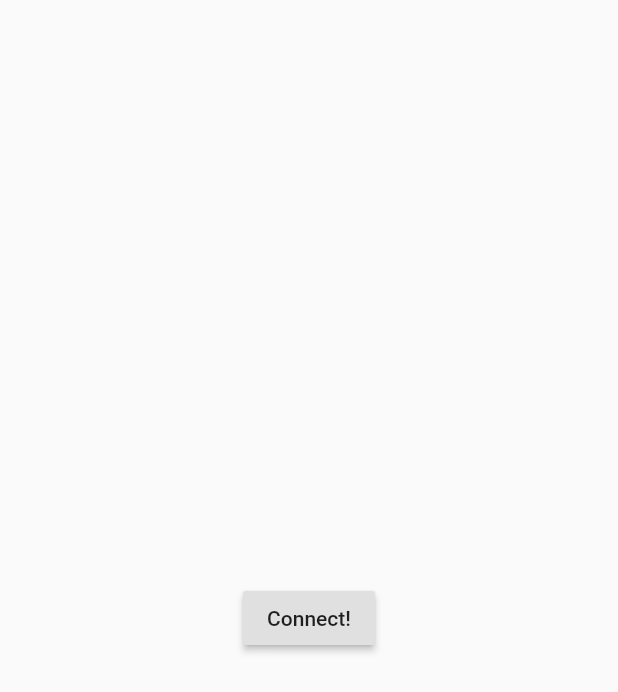
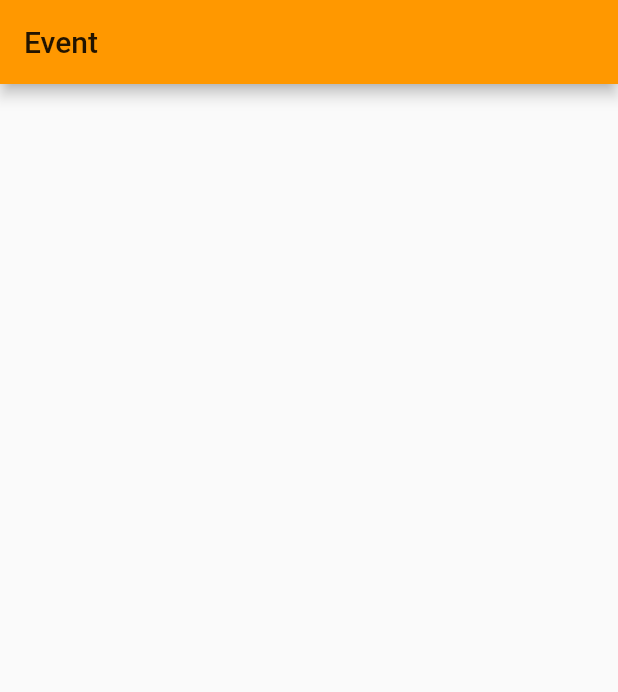
Before and after one commit to TheKetan2/events_app_flutter, a Flutter app: the screen it shows after launch, on a phone screen of 412 x 824 dp. Shown: the top 692 px of the screen. Run offline on Flutter 3.47's test engine with Material 2 defaults, Android fonts, the phone set to English and light mode, and no system bars; our stand-ins replace cloud_firestore; accounts and stored records are empty.

```diff
--- a/lib/main.dart
+++ b/lib/main.dart
@@ -1,3 +1,4 @@
+import 'package:events_app_flutter/screens/event_screen.dart';
 import 'package:flutter/material.dart';
 import 'package:cloud_firestore/cloud_firestore.dart';
 
@@ -25,14 +26,7 @@ class MyApp extends StatelessWidget {
         primarySwatch: Colors.orange,
         // visualDensity: VisualDensity.adaptivePlatformDensity,
       ),
-      home: Scaffold(
-        body: Center(
-          child: RaisedButton(
-            child: Text("Connect!"),
-            onPressed: testData,
-          ),
-        ),
-      ),
+      home: EventScreen(),
     );
   }
 }
--- /dev/null
+++ b/lib/models/event_details.dart
@@ -0,0 +1,52 @@
+class EventDetail {
+  String id;
+  String _description;
+  String _date;
+  String _startTime;
+  String _endTime;
+  String _speaker;
+  dynamic _isFavorite;
+
+  EventDetail(
+    this.id,
+    this._description,
+    this._date,
+    this._endTime,
+    this._isFavorite,
+    this._speaker,
+    this._startTime,
+  );
+
+  String get description => _description;
+  String get date => _date;
+  String get startTime => _startTime;
+  String get endTime => _endTime;
+  String get speaker => _speaker;
+  dynamic get isFavorite => _isFavorite;
+
+  EventDetail.fromMap(dynamic obj) {
+    this.id = obj['id'];
+    this._description = obj['description'];
+    this._date = obj['date'];
+    this._startTime = obj['start_time'];
+    this._endTime = obj['end_time'];
+    this._speaker = obj['speaker'];
+    this._isFavorite = obj['is_favorite'];
+  }
+
+  Map<String, dynamic> toMap() {
+    var map = Map<String, dynamic>();
+    if (id != null) {
+      map['id'] = id;
+    }
+    map['description'] = _description;
+    map['date'] = _date;
+    map['start_time'] = _startTime;
+    map['end_time'] = _endTime;
+    map['speaker'] = _speaker;
+    return map;
+  }
+}
+
+// when fields begin with underscore then it they can be accessed
+// in the same file where they were defined
--- /dev/null
+++ b/lib/screens/event_screen.dart
@@ -0,0 +1,65 @@
+import 'package:flutter/material.dart';
+import 'package:cloud_firestore/cloud_firestore.dart';
+import 'package:events_app_flutter/models/event_details.dart';
+
+class EventScreen extends StatelessWidget {
+  @override
+  Widget build(BuildContext context) {
+    return Scaffold(
+      appBar: AppBar(
+        title: Text("Event"),
+      ),
+      body: EventList(),
+    );
+  }
+}
+
+class EventList extends StatefulWidget {
+  @override
+  _EventListState createState() => _EventListState();
+}
+
+class _EventListState extends State<EventList> {
+  final Firestore db = Firestore.instance;
+  List<EventDetail> details = [];
+
+  Future<List<EventDetail>> getDetailsList() async {
+    var data = await db.collection("events_details").getDocuments();
+    if (data != null) {
+      details = data.documents
+          .map((document) => EventDetail.fromMap(document))
+          .toList();
+      int i = 0;
+      details.forEach((detail) {
+        detail.id = data.documents[i].documentID;
+        i++;
+      });
+    }
+    return details;
+  }
+
+  @override
+  void initState() {
+    if (mounted) {
+      getDetailsList().then((data) => setState(() {
+            details = data;
+          }));
+    }
+    super.initState();
+  }
+
+  @override
+  Widget build(BuildContext context) {
+    return ListView.builder(
+      itemCount: details != null ? details.length : 0,
+      itemBuilder: (context, position) {
+        String sub =
+            'Date: ${details[position].date} - Start: ${details[position].startTime} - End: ${details[position].endTime}';
+        return ListTile(
+          title: Text(details[position].description),
+          subtitle: Text(sub),
+        );
+      },
+    );
+  }
+}
```
